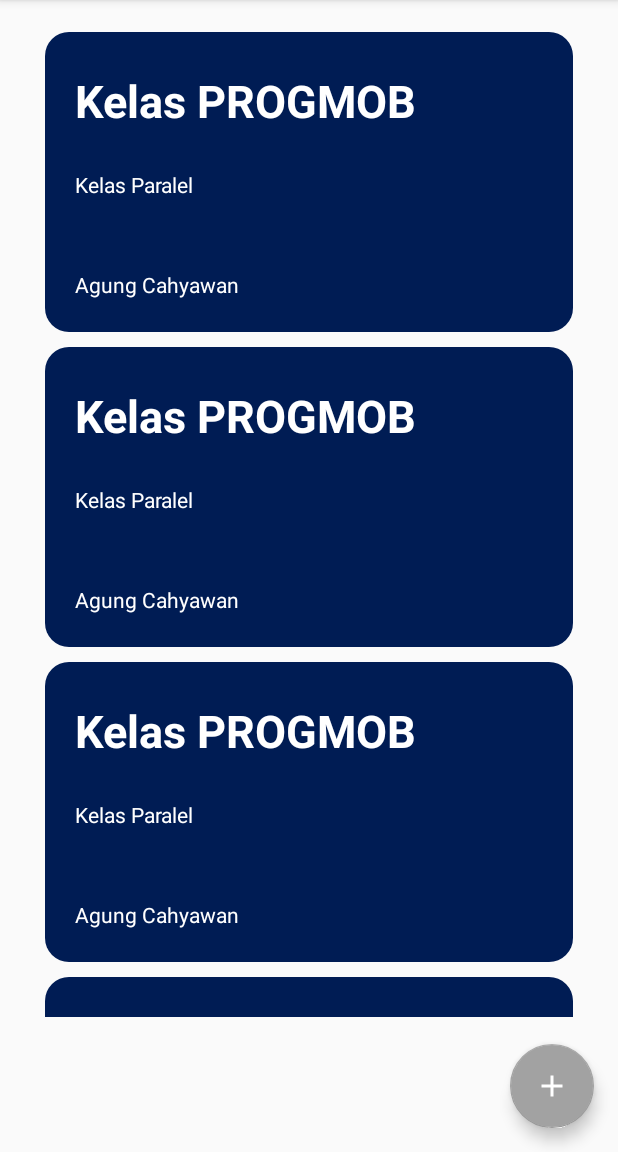
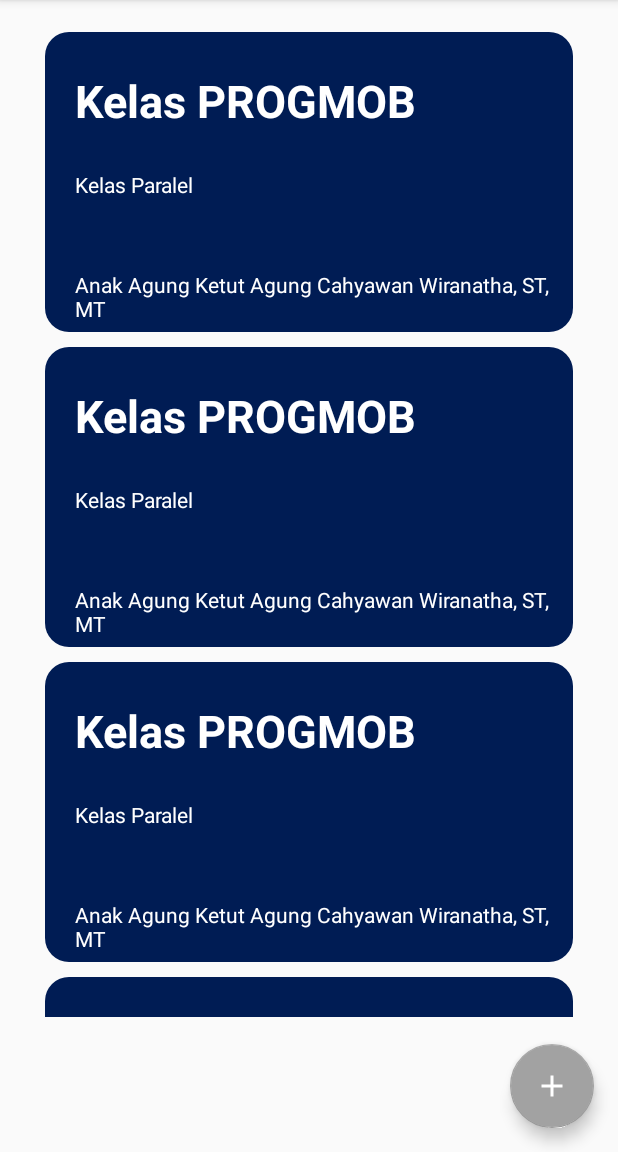
Before and after one commit to DwikiKrisnanda/RuangKelas, an Android app: the HomeActivity screen opened directly, with no data from a screen before it, on a phone screen of 412 x 824 dp, the part 84-1236 px from its top. Run offline under Robolectric (Android 15) with nearby library versions, the phone set to English and light mode, and no system bars.

Commit message:
Update Data

```diff
--- a/app/src/main/java/com/example/ruangkelas/HomeActivity.java
+++ b/app/src/main/java/com/example/ruangkelas/HomeActivity.java
@@ -44,10 +44,12 @@ public class HomeActivity extends AppCompatActivity
         toggle.syncState();
         navigationView.setNavigationItemSelectedListener(this);
         listClasses = new ArrayList<>();
-        listClasses.add(new Classes("Kelas PROGMOB","Kelas Paralel","Agung Cahyawan"));
-        listClasses.add(new Classes("Kelas PROGMOB","Kelas Paralel","Agung Cahyawan"));
-        listClasses.add(new Classes("Kelas PROGMOB","Kelas Paralel","Agung Cahyawan"));
-        listClasses.add(new Classes("Kelas PROGMOB","Kelas Paralel","Agung Cahyawan"));
+        listClasses.add(new Classes("Kelas PROGMOB","Kelas Paralel","Anak Agung Ketut Agung Cahyawan Wiranatha, ST, MT"));
+        listClasses.add(new Classes("Kelas PROGMOB","Kelas Paralel","Anak Agung Ketut Agung Cahyawan Wiranatha, ST, MT"));
+        listClasses.add(new Classes("Kelas PROGMOB","Kelas Paralel","Anak Agung Ketut Agung Cahyawan Wiranatha, ST, MT"));
+        listClasses.add(new Classes("Kelas PROGMOB","Kelas Paralel","Anak Agung Ketut Agung Cahyawan Wiranatha, ST, MT"));
+        listClasses.add(new Classes("Kelas PROGMOB","Kelas Paralel","Anak Agung Ketut Agung Cahyawan Wiranatha, ST, MT"));
+        listClasses.add(new Classes("Kelas PROGMOB","Kelas Paralel","Anak Agung Ketut Agung Cahyawan Wiranatha, ST, MT"));
         showClasses();
     }
 
```
Also changed, not shown: app/src/main/java/com/example/ruangkelas/MemberFragment.java (+14 -2 lines), app/src/main/java/com/example/ruangkelas/TimelineFragment.java (+7 -7 lines).
